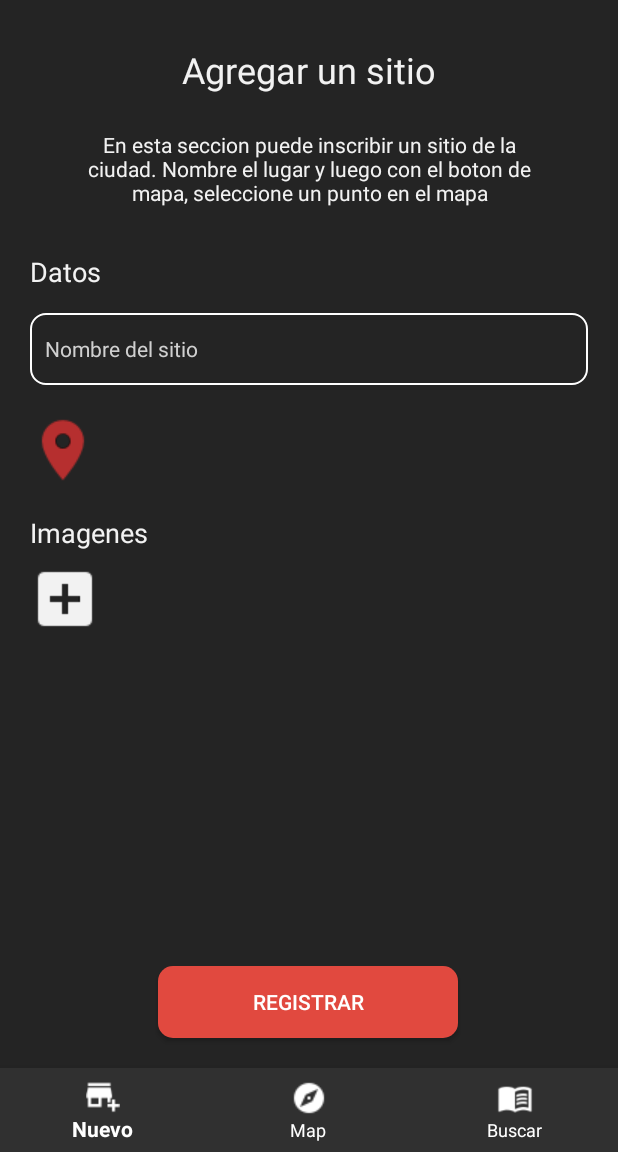
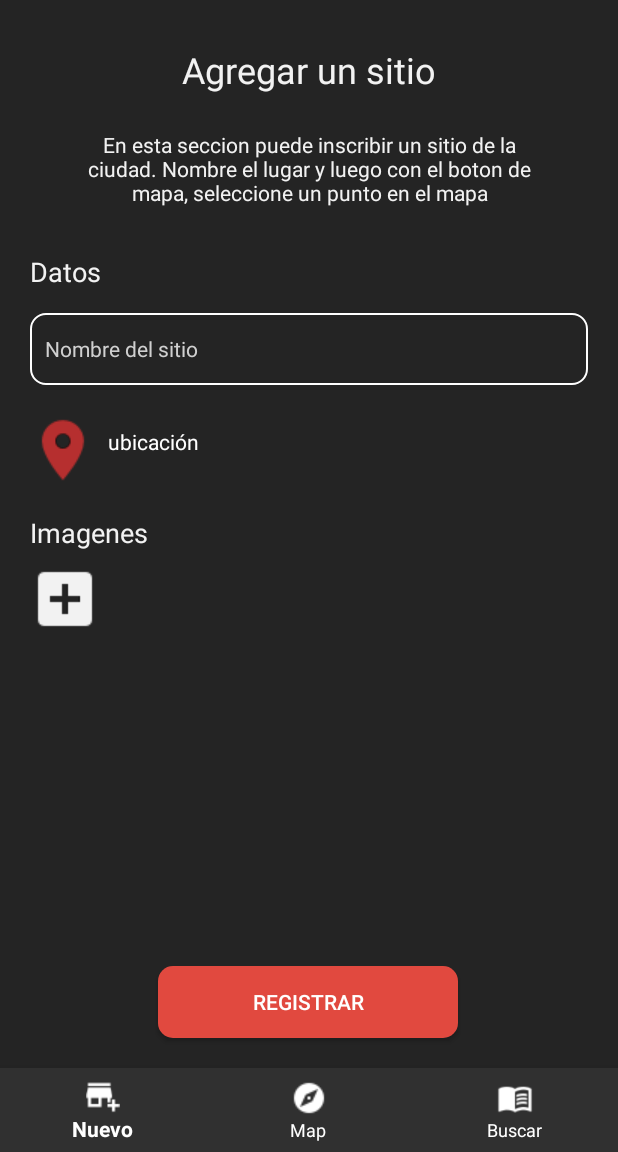
Before and after one commit to nencrist/PlacesApp, an Android app: the screen it shows after launch (MainActivity), after a tap on "REGISTRAR", on a phone screen of 412 x 824 dp, the part 84-1236 px from its top. Run offline under Robolectric (Android 15) with nearby library versions, the phone set to English and light mode, and no system bars.

Commit message:
ultimos cambios

```diff
--- a/app/src/main/java/com/example/places/ListaLugares.java
+++ b/app/src/main/java/com/example/places/ListaLugares.java
@@ -1,5 +1,6 @@
 package com.example.places;
 
+import android.content.SharedPreferences;
 import android.os.Bundle;
 
 import androidx.fragment.app.Fragment;
@@ -10,18 +11,23 @@ import android.util.Log;
 import android.view.LayoutInflater;
 import android.view.View;
 import android.view.ViewGroup;
+import android.widget.Adapter;
 import android.widget.TextView;
 
+import com.example.places.models.Place;
 import com.example.places.util.Constants;
 import com.example.places.util.HTTPSWebUtilDomi;
+import com.google.gson.Gson;
 
-public class ListaLugares extends Fragment {
+import java.util.ArrayList;
+
+public class ListaLugares extends Fragment implements NewItemFragment.NewPlaceListener {
 
     //variables
     private RecyclerView recyclerView;
-    private String placeNameVar;
     private LinearLayoutManager layoutManager;
     private PlacesAdapter adapter;
+    private static ArrayList<Place> places;
 
     public ListaLugares() {
 
@@ -32,6 +38,7 @@ public class ListaLugares extends Fragment {
         ListaLugares fragment = new ListaLugares();
         Bundle args = new Bundle();
         fragment.setArguments(args);
+        places = new ArrayList<>();
         return fragment;
     }
 
@@ -46,10 +53,24 @@ public class ListaLugares extends Fragment {
         recyclerView.setLayoutManager(layoutManager);
         adapter = new PlacesAdapter();
         recyclerView.setAdapter(adapter);
+        adapter.setPlaces(places);
+
 
         return root;
     }
 
+    @Override
+    public void onNewPlace(Place place) {
+        places.add(place);
+    }
+
+    public static ArrayList<Place> getPlaces() {
+        return places;
+    }
+
+    public static void setPlaces(ArrayList<Place> places) {
+        ListaLugares.places = places;
+    }
 }
    /* public void getPlace(){
         HTTPSWebUtilDomi https = new HTTPSWebUtilDomi();
--- a/app/src/main/java/com/example/places/MainActivity.java
+++ b/app/src/main/java/com/example/places/MainActivity.java
@@ -15,6 +15,7 @@ import android.widget.Button;
 import android.widget.ImageButton;
 import android.widget.Toast;
 
+import com.example.places.models.Place;
 import com.google.android.material.bottomnavigation.BottomNavigationMenu;
 import com.google.android.material.bottomnavigation.BottomNavigationView;
 
@@ -35,6 +36,7 @@ public class MainActivity extends AppCompatActivity {
         newItemFragment = NewItemFragment.newInstance();
         mapFragment = new MapsFragment();
         listaLugares = ListaLugares.newInstance();
+        newItemFragment.setObserver(listaLugares);
 
         showFragment(newItemFragment);
 
@@ -95,4 +97,5 @@ public class MainActivity extends AppCompatActivity {
             }
         }
     }
+
 }
--- a/app/src/main/java/com/example/places/MapsFragment.java
+++ b/app/src/main/java/com/example/places/MapsFragment.java
@@ -5,6 +5,9 @@ import androidx.annotation.Nullable;
 import androidx.fragment.app.Fragment;
 
 import android.annotation.SuppressLint;
+import android.content.SharedPreferences;
+import android.location.Address;
+import android.location.Geocoder;
 import android.location.Location;
 import android.location.LocationListener;
 import android.location.LocationManager;
@@ -23,7 +26,9 @@ import com.google.android.gms.maps.model.LatLng;
 import com.google.android.gms.maps.model.Marker;
 import com.google.android.gms.maps.model.MarkerOptions;
 
+import java.io.IOException;
 import java.util.ArrayList;
+import java.util.List;
 
 import static android.content.Context.LOCATION_SERVICE;
 
@@ -33,9 +38,16 @@ public class MapsFragment extends Fragment implements OnMapReadyCallback, Locati
     private LocationManager manager;
     private Marker myMarker;
     private ArrayList<Marker> markers;
+    private String address;
+    private AddressListener observer;
+    private LatLng latLngGlobal;
 
     public MapsFragment(){
 
+    }
+
+    public void setObserver(AddressListener observer){
+        this.observer = observer;
     }
 
     @Override
@@ -55,9 +67,16 @@ public class MapsFragment extends Fragment implements OnMapReadyCallback, Locati
     @Override
     public void onMapReady(GoogleMap googleMap) {
         mMap = googleMap;
+       // SharedPreferences preferences = getActivity().getSharedPreferences("Direccion", getActivity().MODE_PRIVATE);
+       // String tempAdress = preferences.getString("tempDirection", "NO_OBJ");
+
+       // if (!tempAdress.equals("NO_OBJ")){
+        //    address = tempAdress;
+        //}
 
         manager.requestLocationUpdates(LocationManager.GPS_PROVIDER, 1000, 2, this);
         setInitPos();
+        //updateMarkers();
 
         mMap.setOnMapLongClickListener(this);
         mMap.setOnMarkerClickListener(this);
@@ -101,10 +120,36 @@ public class MapsFragment extends Fragment implements OnMapReadyCallback, Locati
         mMap.moveCamera(CameraUpdateFactory.newLatLngZoom(myPos, 13));
     }
 
+    /*public void updateMarkers(){
+        for (int i = 0; i<markers.size(); i++){
+            LatLng markersPos = new LatLng(markers.get(i).getPosition().latitude, markers.get(i).getPosition().longitude);
+            Marker marker = mMap.addMarker(new MarkerOptions().position(markersPos).title("marker"));
+            markers.add(marker);
+        }
+    }*/
+
     @Override
     public void onStatusChanged(String provider, int status, Bundle extras) {
 
     }
+
+   // @Override
+   //public void onStop() {
+     //   super.onStop();
+        /*Geocoder geocoder = new Geocoder(getContext());
+        try {
+            List<Address> addresses = geocoder.getFromLocation(latLngGlobal.latitude, latLngGlobal.longitude, 1);
+            address = addresses.get(0).getAddressLine(0);
+            SharedPreferences preferences = getActivity().getSharedPreferences("Direccion", getActivity().MODE_PRIVATE);
+            preferences.edit()
+                    .putString("tempDirection", address)
+                    .apply();
+            //observer.onMarkerAdded(address);
+        } catch (IOException e) {
+            e.printStackTrace();
+        }*/
+
+    //}
 
     @Override
     public void onProviderEnabled(@NonNull String provider) {
@@ -118,15 +163,33 @@ public class MapsFragment extends Fragment implements OnMapReadyCallback, Locati
 
     @Override
     public void onMapLongClick(LatLng latLng) {
+        latLngGlobal = latLng;
         Marker m = mMap.addMarker(new MarkerOptions().position(latLng).title("Marker"));
         markers.add(m);
+        Geocoder geocoder = new Geocoder(getContext());
+        try {
+            List<Address> addresses = geocoder.getFromLocation(latLng.latitude, latLng.longitude, 1);
+            address = addresses.get(0).getAddressLine(0);
+            SharedPreferences preferences = getActivity().getSharedPreferences("Direccion", getActivity().MODE_PRIVATE);
+            preferences.edit()
+                    .putString("tempDirection", address)
+                    .apply();
+            //observer.onMarkerAdded(address);
+        } catch (IOException e) {
+            e.printStackTrace();
+        }
     }
 
     @Override
     public boolean onMarkerClick(Marker marker) {
         Toast.makeText(getContext(), marker.getPosition().latitude + "," + marker.getPosition().longitude, Toast.LENGTH_LONG).show();
         Log.e(">>>>", marker.getPosition().latitude + "," + marker.getPosition().longitude);
+        Log.e("direccion", "" + address);
         marker.showInfoWindow();
         return true;
     }
+
+    public interface AddressListener{
+        void onMarkerAdded(String dir);
+    }
 }
--- a/app/src/main/java/com/example/places/NewItemFragment.java
+++ b/app/src/main/java/com/example/places/NewItemFragment.java
@@ -20,33 +20,41 @@ import android.widget.Button;
 import android.widget.EditText;
 import android.widget.ImageButton;
 import android.widget.ImageView;
+import android.widget.TextView;
 
 import com.example.places.models.Place;
 import com.example.places.util.Constants;
 import com.example.places.util.HTTPSWebUtilDomi;
 import com.google.gson.Gson;
 
+import java.util.ArrayList;
 import java.util.UUID;
 
-public class NewItemFragment extends Fragment implements View.OnClickListener, ModalDialog.ImageListener {
+public class NewItemFragment extends Fragment implements View.OnClickListener, ModalDialog.ImageListener, MapsFragment.AddressListener {
 
     //Sate o variables globales
     private MapsFragment mapFragment;
     private ModalDialog dialog;
     private Place place;
     private String imagePath;
-    private PlacesAdapter adapter;
     private RecyclerView recyclerView;
+    private ArrayList<Place> places;
+    private NewPlaceListener observer;
 
     //View
     private EditText placeNameET;
     private ImageButton locationBtn;
     private ImageButton addImageBtn;
     private Button registerBtn;
+    private TextView adressTV;
     private ImageView pictureChosen;
 
     public NewItemFragment() {
         // Required empty public constructor
+    }
+
+    public void setObserver(NewPlaceListener observer){
+        this.observer = observer;
     }
 
 
@@ -69,12 +77,21 @@ public class NewItemFragment extends Fragment implements View.OnClickListener, M
         addImageBtn = root.findViewById(R.id.addImageBtn);
         registerBtn = root.findViewById(R.id.registerBtn);
         pictureChosen = root.findViewById(R.id.pictureChosen);
+        adressTV = root.findViewById(R.id.adressTV);
         locationBtn.setOnClickListener(this);
         addImageBtn.setOnClickListener(this);
         registerBtn.setOnClickListener(this);
         mapFragment = new MapsFragment();
+        mapFragment.setObserver(this);
         place = new Place();
-        adapter = new PlacesAdapter();
+        places = new ArrayList<>();
+
+        SharedPreferences preferences = getActivity().getSharedPreferences("Direccion", getActivity().MODE_PRIVATE);
+        String tempAdress = preferences.getString("tempDirection", "NO_OBJ");
+
+        if (!tempAdress.equals("NO_OBJ")){
+            adressTV.setText(tempAdress);
+        }
 
         return root;
 
@@ -93,6 +110,7 @@ public class NewItemFragment extends Fragment implements View.OnClickListener, M
 
             placeNameET.setText(place.getPlaceName());
             imagePath = place.getImagePath();
+            adressTV.setText(place.getDireccion());
         }
     }
 
@@ -100,7 +118,8 @@ public class NewItemFragment extends Fragment implements View.OnClickListener, M
     public void onPause() {
         String name = placeNameET.getText().toString();
         String pathTemp = imagePath;
-        Place place = new Place(name, pathTemp);
+        String tempAdress = adressTV.getText().toString();
+        Place place = new Place(name, pathTemp, tempAdress);
 
         //json
         Gson gson = new Gson();
@@ -122,6 +141,7 @@ public class NewItemFragment extends Fragment implements View.OnClickListener, M
 
             case R.id.locationBtn:
                     showFragment(mapFragment);
+
                 break;
             case R.id.addImageBtn:
                     dialog = ModalDialog.newInstance();
@@ -132,10 +152,16 @@ public class NewItemFragment extends Fragment implements View.OnClickListener, M
             case R.id.registerBtn:
                 String name = placeNameET.getText().toString();
                 String temp = imagePath;
+                String tempAdress = adressTV.getText().toString();
+                MainActivity mainActivity = (MainActivity) getActivity();
                 Log.e("....", name + temp);
-                Place place = new Place(name, temp);
-                adapter.addPlace(place);
-                Log.e("......", place.getPlaceName() + place.getImagePath());
+                Place place = new Place(name, temp, tempAdress);
+                observer.onNewPlace(place);
+                //mainActivity.addPlace(place);
+               //places.add(place);
+                Log.e("hola", place.getPlaceName() + place.getImagePath() + place.getDireccion());
+
+
                 /*placeN = placeNameET.getText().toString();
                 Place place = new Place(UUID.randomUUID().toString(), placeN, pictureChosen.getId());
                 Gson gson = new Gson();
@@ -171,5 +197,15 @@ public class NewItemFragment extends Fragment implements View.OnClickListener, M
         dialog.dismiss();
     }
 
+    @Override
+    public void onMarkerAdded(String dir) {
+        adressTV.setText(dir);
+        Log.e("dir", adressTV.getText().toString());
+    }
+
+    public interface NewPlaceListener{
+        void onNewPlace(Place place);
+    }
+
 
 }
--- a/app/src/main/java/com/example/places/models/Place.java
+++ b/app/src/main/java/com/example/places/models/Place.java
@@ -6,10 +6,12 @@ public class Place {
 
     private String placeName;
     private String imagePath;
+    private String direccion;
 
-    public Place(String placeName, String imagePath) {
+    public Place(String placeName, String imagePath, String direccion) {
         this.placeName = placeName;
         this.imagePath = imagePath;
+        this.direccion = direccion;
     }
 
     public Place() {
@@ -31,4 +33,12 @@ public class Place {
     public void setPlaceImage(String placeImage) {
         this.imagePath = imagePath;
     }
+
+    public String getDireccion() {
+        return direccion;
+    }
+
+    public void setDireccion(String direccion) {
+        this.direccion = direccion;
+    }
 }
--- a/app/src/main/res/layout/fragment_new_item.xml
+++ b/app/src/main/res/layout/fragment_new_item.xml
@@ -121,4 +121,15 @@
         app:layout_constraintTop_toBottomOf="@+id/textView4"
         tools:srcCompat="@tools:sample/avatars" />
 
+    <TextView
+        android:id="@+id/adressTV"
+        android:layout_width="wrap_content"
+        android:layout_height="wrap_content"
+        android:layout_marginStart="8dp"
+        android:layout_marginTop="28dp"
+        android:text="ubicación"
+        android:textColor="#FFFFFF"
+        app:layout_constraintStart_toEndOf="@+id/locationBtn"
+        app:layout_constraintTop_toBottomOf="@+id/placeNameET" />
+
 </androidx.constraintlayout.widget.ConstraintLayout>
```
Also changed, not shown: app/src/main/java/com/example/places/PlacesAdapter.java (+12 -1 lines).
